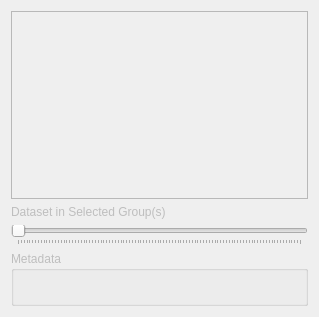
First picture: the form in src/ui/mesh/qgsmeshrendereractivedatasetwidgetbase.ui, repository carsmie/QGIS, before the edit.
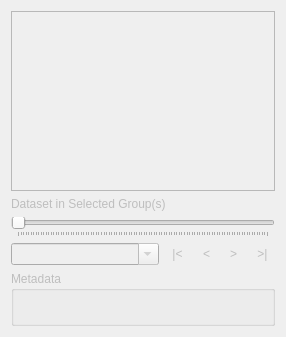
Second picture: the form after the edit. Custom widgets are drawn as their Qt base class.

Commit message: [mesh] add fundamental support for time handling

```diff
--- a/src/ui/mesh/qgsmeshrendereractivedatasetwidgetbase.ui
+++ b/src/ui/mesh/qgsmeshrendereractivedatasetwidgetbase.ui
@@ -9,8 +9,8 @@
    <rect>
     <x>0</x>
     <y>0</y>
-    <width>319</width>
-    <height>317</height>
+    <width>286</width>
+    <height>337</height>
    </rect>
   </property>
   <property name="windowTitle">
@@ -35,6 +35,8 @@
     </widget>
    </item>
    <item>
+    <layout class="QGridLayout" name="mTimeLayout">
+     <item row="0" column="0" colspan="6">
     <widget class="QSlider" name="mDatasetSlider">
      <property name="orientation">
       <enum>Qt::Horizontal</enum>
@@ -47,6 +49,58 @@
      </property>
     </widget>
    </item>
+     <item row="1" column="5">
+      <widget class="QToolButton" name="mLastDatasetButton">
+       <property name="text">
+        <string>&gt;|</string>
+       </property>
+       <property name="autoRaise">
+        <bool>true</bool>
+       </property>
+      </widget>
+     </item>
+     <item row="1" column="4">
+      <widget class="QToolButton" name="mNextDatasetButton">
+       <property name="text">
+        <string>&gt;</string>
+       </property>
+       <property name="autoRaise">
+        <bool>true</bool>
+       </property>
+      </widget>
+     </item>
+     <item row="1" column="3">
+      <widget class="QToolButton" name="mPreviousDatasetButton">
+       <property name="text">
+        <string>&lt;</string>
+       </property>
+       <property name="autoRaise">
+        <bool>true</bool>
+       </property>
+      </widget>
+     </item>
+     <item row="1" column="2">
+      <widget class="QToolButton" name="mFirstDatasetButton">
+       <property name="text">
+        <string>|&lt;</string>
+       </property>
+       <property name="autoRaise">
+        <bool>true</bool>
+       </property>
+      </widget>
+     </item>
+     <item row="1" column="0" colspan="2">
+      <widget class="QComboBox" name="mTimeComboBox">
+       <property name="editable">
+        <bool>true</bool>
+       </property>
+       <property name="insertPolicy">
+        <enum>QComboBox::NoInsert</enum>
+       </property>
+      </widget>
+     </item>
+    </layout>
+   </item>
    <item>
     <widget class="QgsCollapsibleGroupBox" name="mActiveDatasetMetadataGroup">
      <property name="title">
@@ -69,17 +123,17 @@
   </layout>
  </widget>
  <customwidgets>
-  <customwidget>
-   <class>QgsMeshDatasetGroupTreeView</class>
-   <extends>QTreeView</extends>
-   <header>mesh/qgsmeshdatasetgrouptreeview.h</header>
-  </customwidget>
   <customwidget>
    <class>QgsCollapsibleGroupBox</class>
    <extends>QGroupBox</extends>
    <header>qgscollapsiblegroupbox.h</header>
    <container>1</container>
   </customwidget>
+  <customwidget>
+   <class>QgsMeshDatasetGroupTreeView</class>
+   <extends>QTreeView</extends>
+   <header>mesh/qgsmeshdatasetgrouptreeview.h</header>
+  </customwidget>
  </customwidgets>
  <resources/>
  <connections/>
```
Lines whose indentation alone changed are shown as unchanged. The commit also changes 2 other files.
